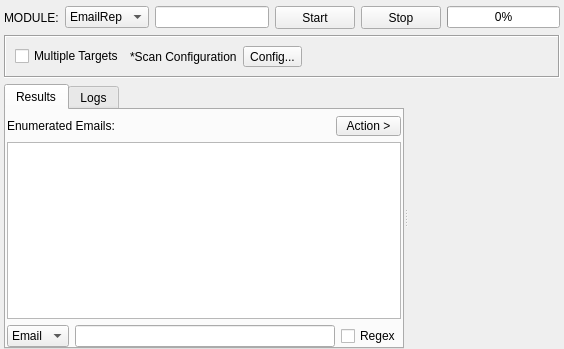
The window that sub3suite/src/enums/email/EmailEnum.ui (3nock/OTE) describes before a commit, drawn with Qt 5.
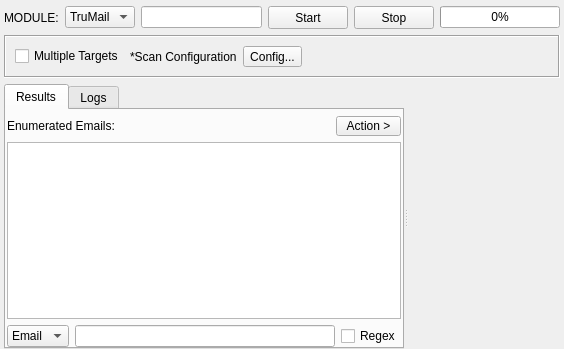
The same window after the commit. Custom widgets are drawn as their Qt base class.

The edit to the form file:
```diff
--- a/sub3suite/src/enums/email/EmailEnum.ui
+++ b/sub3suite/src/enums/email/EmailEnum.ui
@@ -45,7 +45,7 @@
        </property>
        <item>
         <property name="text">
-         <string>EmailRep</string>
+         <string>TruMail</string>
         </property>
        </item>
       </widget>
```
